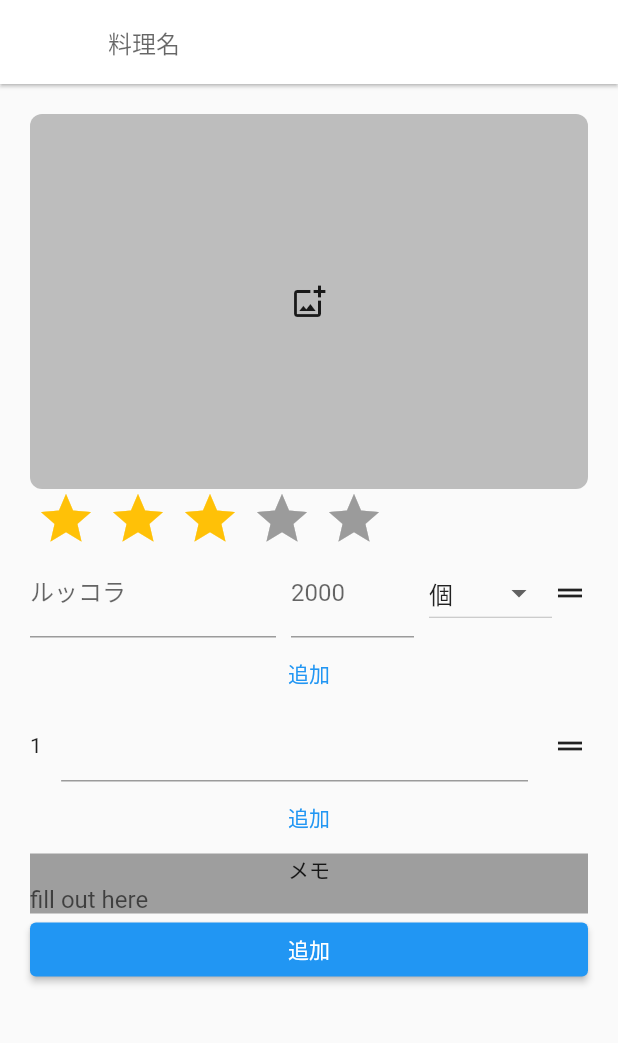
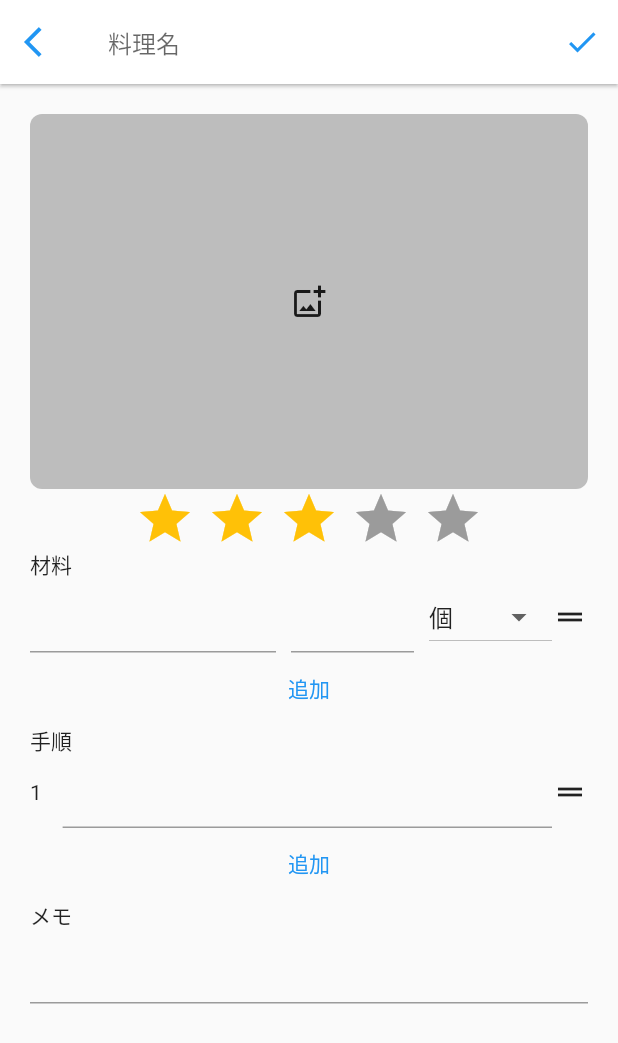
Before and after one commit to salan70/recipe, a Flutter app: the screen it shows after launch, after a tap on the "add" icon, on a phone screen of 412 x 824 dp. Shown: the top 1043 px of the screen. Run offline on Flutter 3.47's test engine with Material 2 defaults, Android fonts, the phone set to English and light mode, and no system bars; drawn by our look-alikes of flutter_rating_bar, flutter_slidable; our stand-ins replace cloud_firestore, firebase_auth, firebase_core, firebase_storage, flutter_hooks, flutter_riverpod and 4 more; accounts and stored records are empty; generated files the repository leaves out were written again.

Commit message:
update addRecipeModel

```diff
--- a/lib/domain/recipe.dart
+++ b/lib/domain/recipe.dart
@@ -1,3 +1,4 @@
+import 'dart:io';
 import 'package:flutter/cupertino.dart';
 import 'package:freezed_annotation/freezed_annotation.dart';
 import 'package:flutter/foundation.dart';
@@ -13,8 +14,7 @@ class Recipe {
       // this.recipeIngredient,
       // this.recipeProcedure,
       this.recipeMemo,
-    // this.recipeImage
-  );
+      this.recipeImage);
 
   // String? recipeId;
   String? recipeName;
@@ -22,7 +22,7 @@ class Recipe {
   // List<Ingredient>? recipeIngredient;
   // List<Procedure>? recipeProcedure;
   String? recipeMemo;
-  // Image? recipeImage;
+  File? recipeImage;
 }
 
 // class Ingredient {
@@ -54,6 +54,8 @@ class Procedure {
   final String content;
 }
 
-class Image {
-  String? imageUrl;
+class ImageFile {
+  ImageFile(this.imageFile);
+
+  File? imageFile;
 }
--- a/lib/main.dart
+++ b/lib/main.dart
@@ -27,72 +27,8 @@ class MyApp extends StatelessWidget {
       theme: ThemeData(
         primarySwatch: Colors.blue,
       ),
-      home: HomeScreen(),
+      home: RecipeListPage(),
       // home: RecipeListPage(),
     );
   }
 }
-
-class HomeScreen extends HookWidget {
-  @override
-  Widget build(BuildContext context) {
-    // final authControllerState = useProvider(authControllerProvider);
-    // return Scaffold(
-    //   appBar: AppBar(
-    //     title: Text('ShoppingList'),
-    //     leading: authControllerState != null
-    //         ? IconButton(
-    //             onPressed: () =>
-    //                 context.read(authControllerProvider.notifier).signOut(),
-    //             icon: Icon(Icons.logout))
-    //         : null,
-    //   ),
-    // );
-
-    return MaterialApp(
-      home: RecipeListPage(),
-    );
-  }
-}
-
-// アプリ起動時にログイン画面を表示するパターン
-// void main() async {
-//   WidgetsFlutterBinding.ensureInitialized();
-//   await Firebase.initializeApp();
-//   runApp(MyApp());
-// }
-//
-// class MyApp extends StatelessWidget {
-//   @override
-//   Widget build(BuildContext context) {
-//     return MaterialApp(
-//       title: 'Recipe App',
-//       theme: ThemeData(
-//         primarySwatch: Colors.blue,
-//       ),
-//       // アプリ起動時にログイン画面を表示
-//       home: SignInScreen(),
-//     );
-//   }
-// }
-
-// アプリ起動時にレシピ一覧画面を表示するパターン
-// void main() async {
-//   WidgetsFlutterBinding.ensureInitialized();
-//   await Firebase.initializeApp();
-//   runApp(MyApp());
-// }
-//
-// class MyApp extends StatelessWidget {
-//   @override
-//   Widget build(BuildContext context) {
-//     return MaterialApp(
-//       title: 'Recipe App',
-//       theme: ThemeData(
-//         primarySwatch: Colors.blue,
-//       ),
-//       // アプリ起動時にログイン画面を表示
-//       home: RecipeListPage(),
-//     );
-//   }
-// }
--- a/lib/parts/reordable_text_field/ingredients.dart
+++ b/lib/parts/reordable_text_field/ingredients.dart
@@ -108,7 +108,7 @@ class IngredientListWidget extends ConsumerWidget {
                       Expanded(
                           flex: 2,
                           child: TextField(
-                            decoration: InputDecoration(labelText: "ルッコラ"),
+                            // decoration: InputDecoration(labelText: "ルッコラ"),
                             onChanged: (String value) {
                               ingredientListNotifier.editName(
                                   ingredientList[index].id, value);
@@ -134,7 +134,7 @@ class IngredientListWidget extends ConsumerWidget {
                           child: TextField(
                             keyboardType: TextInputType.datetime,
                             decoration: InputDecoration(
-                              labelText: "2000",
+                              // labelText: "2000",
                               errorText: validation
                                   .errorText(ingredientList[index].amount),
                             ),
--- a/lib/parts/reordable_text_field/procedures.dart
+++ b/lib/parts/reordable_text_field/procedures.dart
@@ -80,14 +80,7 @@ class ProceduresListWidget extends ConsumerWidget {
                               // print("------------------");
                             },
                           )),
-                      Padding(
-                        padding: const EdgeInsets.only(
-                          bottom: 8.0,
-                          top: 8.0,
-                          left: 16,
-                        ),
-                        child: Icon(Icons.drag_handle),
-                      ),
+                      Icon(Icons.drag_handle),
                     ],
                   ),
                 ),
--- a/lib/providers.dart
+++ b/lib/providers.dart
@@ -14,6 +14,11 @@ final recipeListNotifierProvider =
   return RecipeListNotifier();
 });
 
+final imageFileNotifierProvider =
+    StateNotifierProvider.autoDispose<ImageFileNotifier, ImageFile>((ref) {
+  return ImageFileNotifier();
+});
+
 // 匿名認証用?
 final firebaseAuthProvider =
     Provider<FirebaseAuth>((ref) => FirebaseAuth.instance);
--- a/lib/view/add_recipe/add_recipe_screen.dart
+++ b/lib/view/add_recipe/add_recipe_screen.dart
@@ -1,6 +1,10 @@
 import 'package:flutter/material.dart';
 import 'package:flutter_rating_bar/flutter_rating_bar.dart';
 import 'package:flutter_riverpod/flutter_riverpod.dart';
+import 'package:fluttertoast/fluttertoast.dart';
+import 'package:freezed_annotation/freezed_annotation.dart';
+
+import 'package:recipe/auth/auth_controller.dart';
 import 'package:recipe/parts/reordable_text_field/procedures.dart';
 import 'package:recipe/parts/reordable_text_field/ingredients.dart';
 import 'package:recipe/providers.dart';
@@ -10,51 +14,106 @@ import 'package:recipe/view/add_recipe/add_redipe_model.dart';
 import 'package:recipe/parts/validation/validation.dart';
 
 class AddRecipeScreen extends ConsumerWidget {
-  final AddRecipeModel addRecipeModel = AddRecipeModel();
+  final AddRecipeModel addRecipeModel = AddRecipeModel("", "", 3.0, "", null);
 
   @override
   Widget build(BuildContext context, WidgetRef ref) {
     final Validation validation = Validation();
 
+    final authControllerState = ref.watch(authControllerProvider);
+
+    final imageFile = ref.watch(imageFileNotifierProvider);
+    final imageFileNotifier = ref.watch(imageFileNotifierProvider.notifier);
+
     final proceduresList = ref.watch(procedureListNotifierProvider);
     final ingredientList = ref.watch(ingredientListNotifierProvider);
 
-    String? recipeName;
-    String? recipeMemo;
-    double? recipeGrade = 3.0;
-
     return Scaffold(
       appBar: AppBar(
+        iconTheme: IconThemeData(
+          color: Colors.blue,
+        ),
         backgroundColor: Colors.white,
         elevation: 1,
+        leading: IconButton(
+          onPressed: () {
+            Navigator.pop(context);
+          },
+          icon: Icon(Icons.arrow_back_ios),
+        ),
         title: Center(
           child: TextField(
             decoration: InputDecoration.collapsed(hintText: "料理名"),
             onChanged: (value) {
-              recipeName = value;
+              addRecipeModel.recipeName = value;
               // Providerから値を更新
               // recipeName.state = value;
             },
           ),
         ),
+        actions: <Widget>[
+          IconButton(
+              onPressed: () async {
+                if (authControllerState != null) {
+                  String uid = authControllerState.uid;
+                  print("uid:" + authControllerState.uid);
+
+                  bool isOk = true;
+                  for (int index = 0; index < ingredientList.length; index++) {
+                    if (validation.errorText(ingredientList[index].amount) !=
+                        null) {
+                      // 材料の数量の再入力を求める
+
+                      print("false");
+                      isOk = false;
+                    }
+                  }
+
+                  if (isOk) {
+                    print("===追加===");
+                    Recipe recipe = Recipe(
+                        addRecipeModel.recipeName,
+                        addRecipeModel.recipeGrade,
+                        addRecipeModel.recipeMemo,
+                        imageFile.imageFile);
+                    addRecipeModel.addRecipe(
+                        uid, recipe, ingredientList, proceduresList);
+
+                    Navigator.pop(context);
+                  }
+                }
+              },
+              icon: Icon(Icons.check))
+        ],
       ),
       body: Container(
         margin: EdgeInsets.only(left: 20.0, right: 20.0),
         width: double.infinity,
         child: ListView(
           children: [
+            SizedBox(height: 20),
             // 画像
-            Container(
-              height: 250,
-              margin: EdgeInsets.only(top: 20.0),
-              decoration: BoxDecoration(
-                borderRadius: BorderRadius.circular(8.0),
-                color: Colors.grey[400],
+            GestureDetector(
+              child: SizedBox(
+                height: 250,
+                child: imageFile.imageFile != null
+                    ? ClipRRect(
+                        borderRadius: BorderRadius.circular(20),
+                        child: Image.file(imageFile.imageFile!))
+                    : Container(
+                        decoration: BoxDecoration(
+                          borderRadius: BorderRadius.circular(8.0),
+                          color: Colors.grey[400],
+                        ),
+                        child: Icon(Icons.add_photo_alternate_outlined),
+                      ),
               ),
-              child: Icon(Icons.add_photo_alternate_outlined),
+              onTap: () async {
+                await imageFileNotifier.pickImage();
+              },
             ),
             // 評価
-            Container(
+            Center(
                 child: RatingBar.builder(
               initialRating: 3,
               minRating: 1,
@@ -67,71 +126,49 @@ class AddRecipeScreen extends ConsumerWidget {
                 color: Colors.amber,
               ),
               onRatingUpdate: (rating) {
-                recipeGrade = rating;
+                addRecipeModel.recipeGrade = rating;
               },
             )),
 
             // 材料
-            Container(
-              child: IngredientListWidget(),
+            Column(
+              children: [
+                Container(
+                  alignment: Alignment.centerLeft,
+                  child: Text("材料"),
+                ),
+                Container(
+                  child: IngredientListWidget(),
+                ),
+              ],
             ),
 
             // 手順
-            Container(
-              child: ProceduresListWidget(),
+            Column(
+              children: [
+                Container(
+                  alignment: Alignment.centerLeft,
+                  child: Text("手順"),
+                ),
+                ProceduresListWidget(),
+              ],
             ),
             // メモ
             Container(
-              color: Colors.grey,
               child: Column(
                 children: [
                   Container(
+                    alignment: Alignment.centerLeft,
                     child: Text("メモ"),
                   ),
                   TextField(
-                    decoration:
-                        InputDecoration.collapsed(hintText: "fill out here"),
                     maxLines: null,
                     onChanged: (value) {
-                      recipeMemo = value;
-
-                      // Providerから値を更新
-                      // context.read(recipeMemoProvider).state = value;
+                      addRecipeModel.recipeMemo = value;
                     },
                   ),
                 ],
               ),
-            ),
-            ElevatedButton(
-              onPressed: () async {
-                bool isOk = true;
-                for (int index = 0; index < ingredientList.length; index++) {
-                  if (validation.errorText(ingredientList[index].amount) !=
-                      null) {
-                    // 材料の数量の再入力を求める
-
-                    print("false");
-                    isOk = false;
-                  }
-                }
-
-                if (isOk) {
-                  print("===追加===");
-                  Recipe recipe = Recipe(recipeName, recipeGrade, recipeMemo);
-                  addRecipeModel.addRecipe(
-                      recipe, ingredientList, proceduresList);
-
-                  //テスト用
-                  // for (int i = 0; i < proceduresList.length; i++) {
-                  //   print(proceduresList[i].id.toString() +
-                  //       ":" +
-                  //       proceduresList[i].content);
-                  // }
-                  // print("=========");
-                  Navigator.pop(context);
-                }
-              },
-              child: Text("追加"),
             ),
           ],
         ),
--- a/lib/view/recipe_list/recipe_list_screen.dart
+++ b/lib/view/recipe_list/recipe_list_screen.dart
@@ -1,18 +1,21 @@
 import 'dart:io';
 
 import 'package:flutter/material.dart';
-import 'package:file_picker/file_picker.dart';
 import 'package:firebase_auth/firebase_auth.dart';
 import 'package:firebase_storage/firebase_storage.dart';
 import 'package:cloud_firestore/cloud_firestore.dart';
+import 'package:hooks_riverpod/hooks_riverpod.dart';
+import 'package:recipe/providers.dart';
+
+import 'package:recipe/auth/auth_controller.dart';
 import 'package:recipe/view/add_recipe/add_recipe_screen.dart';
 
 // レシピ一覧画面
-class RecipeListPage extends StatelessWidget {
+class RecipeListPage extends ConsumerWidget {
   const RecipeListPage({Key? key}) : super(key: key);
 
   @override
-  Widget build(BuildContext context) {
+  Widget build(BuildContext context, WidgetRef ref) {
     return Scaffold(
       appBar: AppBar(
         backgroundColor: Colors.white,
--- a/pubspec.yaml
+++ b/pubspec.yaml
@@ -28,7 +28,7 @@ dependencies:
   flutter_slidable: ^0.6.0
   uuid: ^3.0.5
   image_picker: ^0.8.3+3
-  file_picker: ^4.0.0
+  fluttertoast: ^8.0.8
 
 dev_dependencies:
   flutter_test:
```
Also changed, not shown: lib/view/add_recipe/add_redipe_model.dart (+58 -10 lines), pubspec.lock. Lines whose indentation alone changed are shown as unchanged.
